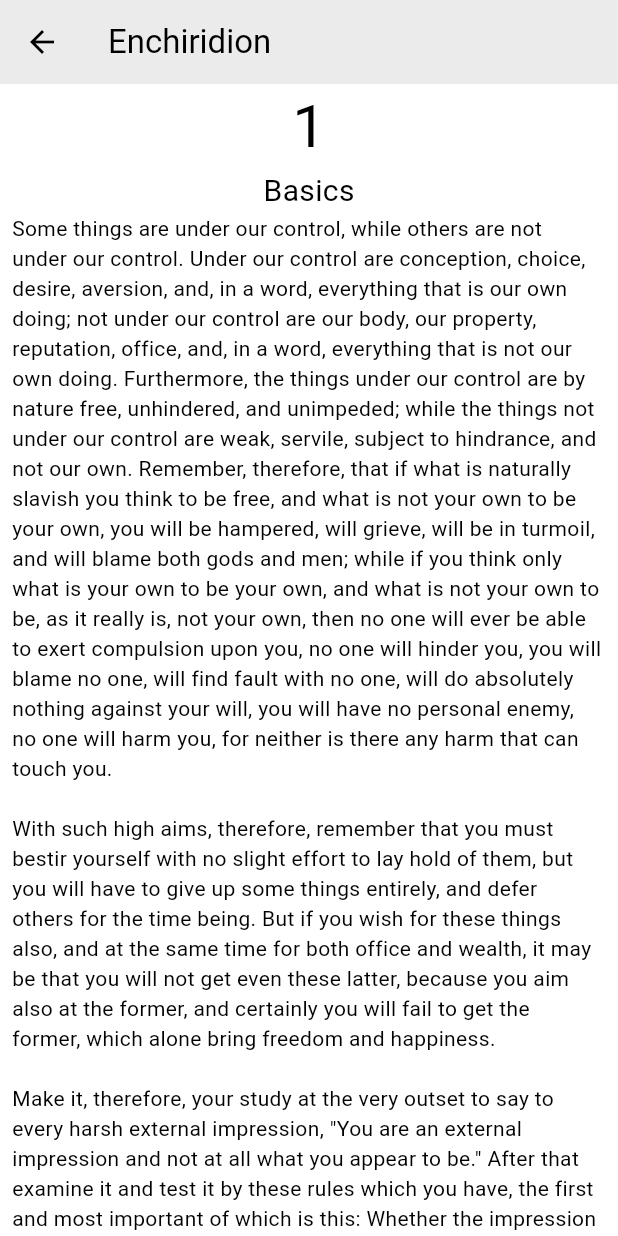
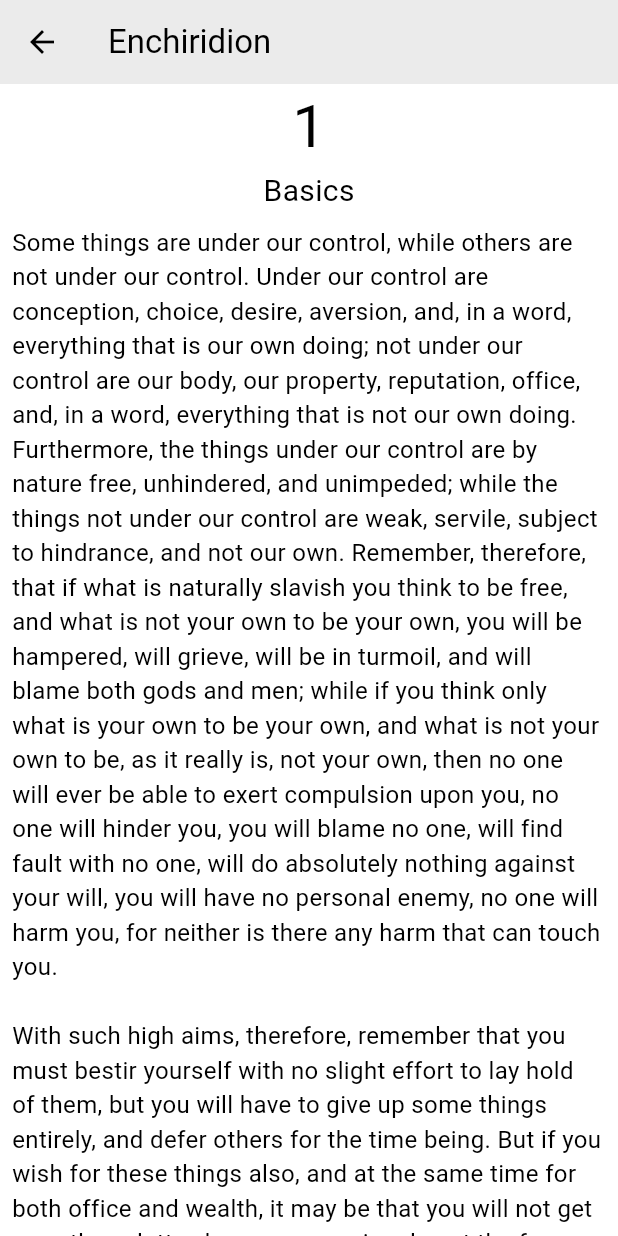
Before and after one commit to Coedice/enchiridion, a Flutter app: the screen it shows after launch, after a tap on an icon or button, on a phone screen of 412 x 824 dp. Run offline on Flutter 3.47's test engine with Material 3 defaults, Android fonts, the phone set to English and light mode, and no system bars; our stand-ins replace auto_size_text, shared_preferences, yaml.

Commit message:
Improved font sizes

```diff
--- a/lib/content_page.dart
+++ b/lib/content_page.dart
@@ -74,6 +74,10 @@ class _ContentPageState extends State<ContentPage> {
     var appState = context.watch<MyAppState>();
     selectedTranslation = appState.getSelectedTranslation();
     useRomanNumerals = appState.getUseRomanNumerals();
+    TextScaler textScaler = MediaQuery.of(context).textScaler;
+    double chapterTitleFontSize = textScaler.scale(20);
+    double chapterNumberFontSize = textScaler.scale(40);
+    double contentFontSize = textScaler.scale(16);
 
     scrolled = false;
     List<Widget> content = [];
@@ -81,23 +85,25 @@ class _ContentPageState extends State<ContentPage> {
       GlobalKey? key = i == widget.chapter ? _scrollToKey : null;
       content.add(Text(
         useRomanNumerals ? romanize(i + 1) : "${i + 1}",
-        style: const TextStyle(
-          fontSize: 40,
+        style: TextStyle(
+          fontSize: chapterNumberFontSize,
         ),
         key: key,
       ));
       content.add(Text(
         chapterTitles[i],
-        style: const TextStyle(
-          fontSize: 20,
+        style: TextStyle(
+          fontSize: chapterTitleFontSize,
         ),
       ));
-      content.add(
-        SelectableText(
-          contentText[i],
-          textAlign: TextAlign.left,
+      content.add(const SizedBox(height: 8));
+      content.add(SelectableText(
+        contentText[i],
+        textAlign: TextAlign.left,
+        style: TextStyle(
+          fontSize: contentFontSize,
         ),
-      );
+      ));
     }
     return Scaffold(
       appBar: AppBar(
```
Also changed, not shown: 1 other file.
